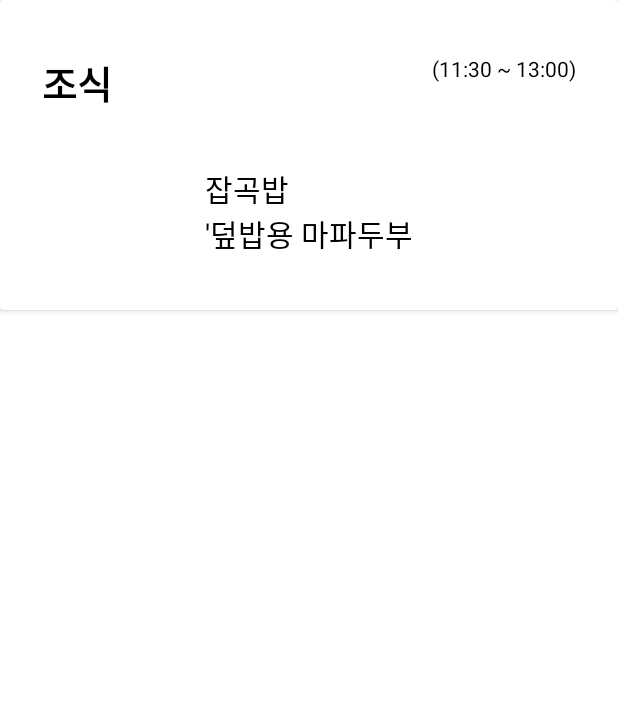
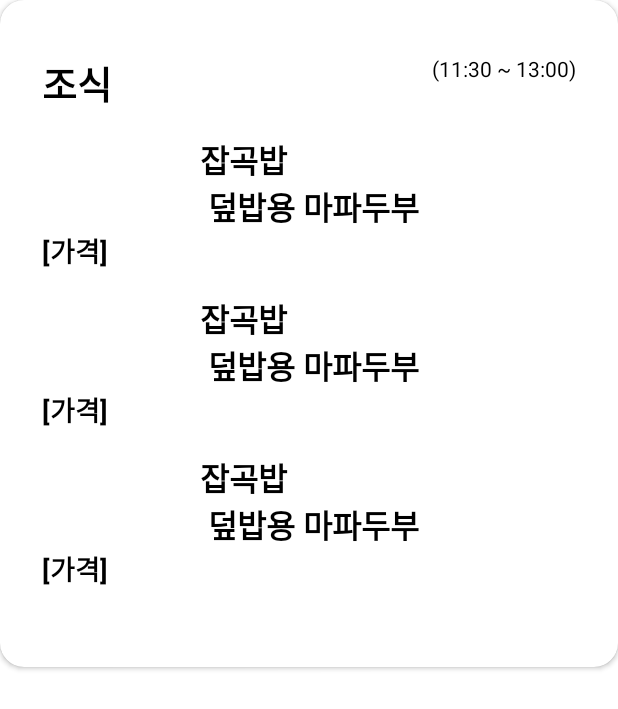
Before and after one commit to BraveSejin/HyuCafetgeria, an Android app: the layout list_item_meal.xml on its own in the app's theme, with its tools: preview values and no code run, on a phone screen of 412 x 824 dp. Shown: the top 709 px of the screen. Run offline under Robolectric (Android 15) with nearby library versions, the phone set to English and light mode, and no system bars; network calls fail.

Commit message:
대충기능끝

```diff
--- a/app/build.gradle
+++ b/app/build.gradle
@@ -40,6 +40,8 @@ dependencies {
     def jsoup_version = "1.15.2"
     def coroutine_version = "1.6.4"
     def hamcrest_version = '2.2'
+    def lottieVersion = "5.2.0"
+
     // Kotlin
     implementation "androidx.navigation:navigation-fragment-ktx:$nav_version"
     implementation "androidx.navigation:navigation-ui-ktx:$nav_version"
@@ -53,6 +55,10 @@ dependencies {
     implementation 'androidx.appcompat:appcompat:1.4.2'
     implementation 'com.google.android.material:material:1.6.1'
     implementation 'androidx.constraintlayout:constraintlayout:2.1.4'
+
+    implementation "com.airbnb.android:lottie:$lottieVersion"
+
+
     testImplementation 'junit:junit:4.13.2'
 
     testImplementation "org.hamcrest:hamcrest:$hamcrest_version"
--- a/app/src/main/java/com/sejin/hyucafeteria/data/CafeteriaIdNameDatasource.kt
+++ b/app/src/main/java/com/sejin/hyucafeteria/data/CafeteriaIdNameDatasource.kt
@@ -24,7 +24,7 @@ class CafeteriaIdNameDatasource {
         val urlDate = LocalDate.now().toUrlDate()
 
         var doc: Document? = null
-        for (i in 1 until 5) {
+        for (i in 1 .. 10) {
             doc = getDocument(BASE_CAFETERIA_ID, urlDate)
             logger("try $i")
             if (doc != null) {
--- a/app/src/main/java/com/sejin/hyucafeteria/data/PageInfoDatasource.kt
+++ b/app/src/main/java/com/sejin/hyucafeteria/data/PageInfoDatasource.kt
@@ -10,7 +10,7 @@ class PageInfoDatasource {
 
     suspend fun getPageInfo(cafeteriaId: String, urlDate: UrlDate): PageInfo {
         var doc: Document? = null
-        for (i in 1 until 5) {
+        for (i in 1 .. 10) {
             doc = getDocument(cafeteriaId, urlDate)
             logger("try $i")
             if (doc != null) {
--- a/app/src/main/java/com/sejin/hyucafeteria/utilities/CafeteriaRadioButton.kt
+++ b/app/src/main/java/com/sejin/hyucafeteria/utilities/CafeteriaRadioButton.kt
@@ -2,6 +2,7 @@ package com.sejin.hyucafeteria.utilities
 
 import android.annotation.SuppressLint
 import android.content.Context
+import android.graphics.Typeface
 import android.util.TypedValue
 import android.view.Gravity
 import android.widget.RadioButton
@@ -20,8 +21,9 @@ class CafeteriaRadioButton(context: Context, val idName: CafeteriaIdName) :
         this.textAlignment = TEXT_ALIGNMENT_CENTER
         this.buttonDrawable = null
         this.setTextColor(resources.getColor(R.color.white))
+        this.setTypeface(typeface, Typeface.BOLD)
+        this.setTextSize(TypedValue.COMPLEX_UNIT_SP, 16f)
         this.setBackgroundResource(R.drawable.selector_cafeteria_radio_background)
-        this.width
         this.width = dp(90)
         this.height = dp(45)
     }
--- a/app/src/main/res/drawable/selector_cafeteria_radio_background.xml
+++ b/app/src/main/res/drawable/selector_cafeteria_radio_background.xml
@@ -2,13 +2,13 @@
 <selector xmlns:android="http://schemas.android.com/apk/res/android">
     <item android:state_checked="true">
         <shape android:shape="rectangle">
-            <corners android:radius="16dp" />
+            <corners android:radius="32dp" />
             <solid android:color="@color/hanyang_blue" />
         </shape>
     </item>
     <item android:state_checked="false">
         <shape android:shape="rectangle">
-            <corners android:radius="16dp" />
+            <corners android:radius="32dp" />
             <solid android:color="@color/hanyang_silver" />
         </shape>
     </item>
--- a/app/src/main/res/layout/list_item_meal.xml
+++ b/app/src/main/res/layout/list_item_meal.xml
@@ -5,6 +5,8 @@
 
     <androidx.cardview.widget.CardView
         android:layout_width="match_parent"
+        app:cardCornerRadius="16dp"
+        android:layout_marginBottom="16dp"
         android:layout_height="wrap_content">
 
         <androidx.constraintlayout.widget.ConstraintLayout
@@ -45,16 +47,18 @@
             </androidx.appcompat.widget.LinearLayoutCompat>
 
 
-            <TextView
-                android:id="@+id/menu_content"
-                android:layout_width="wrap_content"
+            <androidx.recyclerview.widget.RecyclerView
+                android:id="@+id/menu_rcv"
                 android:layout_height="wrap_content"
-                android:layout_marginTop="36dp"
-                android:textSize="20sp"
+                android:layout_width="match_parent"
+                app:layout_constraintTop_toBottomOf="@id/ll_top"
                 app:layout_constraintLeft_toLeftOf="parent"
                 app:layout_constraintRight_toRightOf="parent"
-                app:layout_constraintTop_toBottomOf="@id/ll_top"
-                tools:text="잡곡밥\n'덮밥용 마파두부" />
+                android:layout_marginTop="16dp"
+                app:layoutManager="androidx.recyclerview.widget.LinearLayoutManager"
+                tools:listitem="@layout/list_item_menu">
+
+            </androidx.recyclerview.widget.RecyclerView>
 
         </androidx.constraintlayout.widget.ConstraintLayout>
 
--- /dev/null
+++ b/app/src/main/res/layout/list_item_menu.xml
@@ -0,0 +1,77 @@
+<?xml version="1.0" encoding="utf-8"?>
+<layout xmlns:android="http://schemas.android.com/apk/res/android"
+    xmlns:app="http://schemas.android.com/apk/res-auto"
+    xmlns:tools="http://schemas.android.com/tools">
+
+    <androidx.cardview.widget.CardView
+        android:layout_width="match_parent"
+        android:layout_height="wrap_content"
+        android:layout_marginBottom="16dp"
+        app:cardElevation="0dp">
+
+        <androidx.constraintlayout.widget.ConstraintLayout
+            android:layout_width="match_parent"
+            android:layout_height="wrap_content">
+
+            <androidx.appcompat.widget.LinearLayoutCompat
+                android:id="@+id/ll_top"
+                android:layout_width="match_parent"
+                android:layout_height="wrap_content"
+                android:orientation="horizontal"
+                app:layout_constraintLeft_toLeftOf="parent"
+                app:layout_constraintTop_toTopOf="parent">
+
+<!--                <TextView-->
+<!--                    android:id="@+id/menu_title"-->
+<!--                    android:layout_width="wrap_content"-->
+<!--                    android:layout_height="wrap_content"-->
+<!--                    android:textColor="@color/black"-->
+<!--                    android:textSize="22sp"-->
+<!--                    android:textStyle="bold"-->
+<!--                    tools:text="[중식]" />-->
+
+                <Space
+                    android:layout_width="0dp"
+                    android:layout_height="0dp"
+                    android:layout_weight="1" />
+
+
+
+            </androidx.appcompat.widget.LinearLayoutCompat>
+
+
+            <TextView
+                android:id="@+id/menu_content"
+                android:layout_width="wrap_content"
+                android:layout_height="wrap_content"
+                android:textSize="21sp"
+                android:textStyle="bold"
+                android:textColor="@color/black"
+                app:layout_constraintLeft_toLeftOf="parent"
+                app:layout_constraintRight_toRightOf="parent"
+                app:layout_constraintTop_toBottomOf="@id/ll_top"
+                app:layout_constraintBottom_toTopOf="@id/menu_price"
+                tools:text="잡곡밥\n 덮밥용 마파두부" />
+
+            <TextView
+                android:id="@+id/menu_price"
+                android:layout_width="wrap_content"
+                android:layout_height="wrap_content"
+                android:textColor="@color/black"
+                android:textSize="18sp"
+                android:textStyle="bold"
+                app:layout_constraintLeft_toLeftOf="parent"
+                app:layout_constraintTop_toBottomOf="@id/menu_content"
+                tools:text="[가격]" />
+
+        </androidx.constraintlayout.widget.ConstraintLayout>
+
+    </androidx.cardview.widget.CardView>
+</layout>
+
+    <!--                <TextView-->
+    <!--                    android:id="@+id/meal_time"-->
+    <!--                    android:layout_width="wrap_content"-->
+    <!--                    android:layout_height="wrap_content"-->
+    <!--                    android:layout_gravity="right"-->
+    <!--                    tools:text="(11:30 ~ 13:00)" />-->
```
Also changed, not shown: app/src/main/java/com/sejin/hyucafeteria/MainFragment.kt (+39 -1 lines), app/src/main/java/com/sejin/hyucafeteria/MainViewModel.kt (+17 -14 lines), app/src/main/java/com/sejin/hyucafeteria/adapters/MealAdapter.kt (+6 -1 lines), app/src/main/java/com/sejin/hyucafeteria/adapters/MenuAdapter.kt (added, +44 -0 lines), app/src/main/res/drawable/background_white_rounded16.xml (added, +8 -0 lines), app/src/main/res/layout/fragment_main.xml (+50 -13 lines), app/src/main/res/raw/lottie_loading_gray.json (added, +1 -0 lines).
